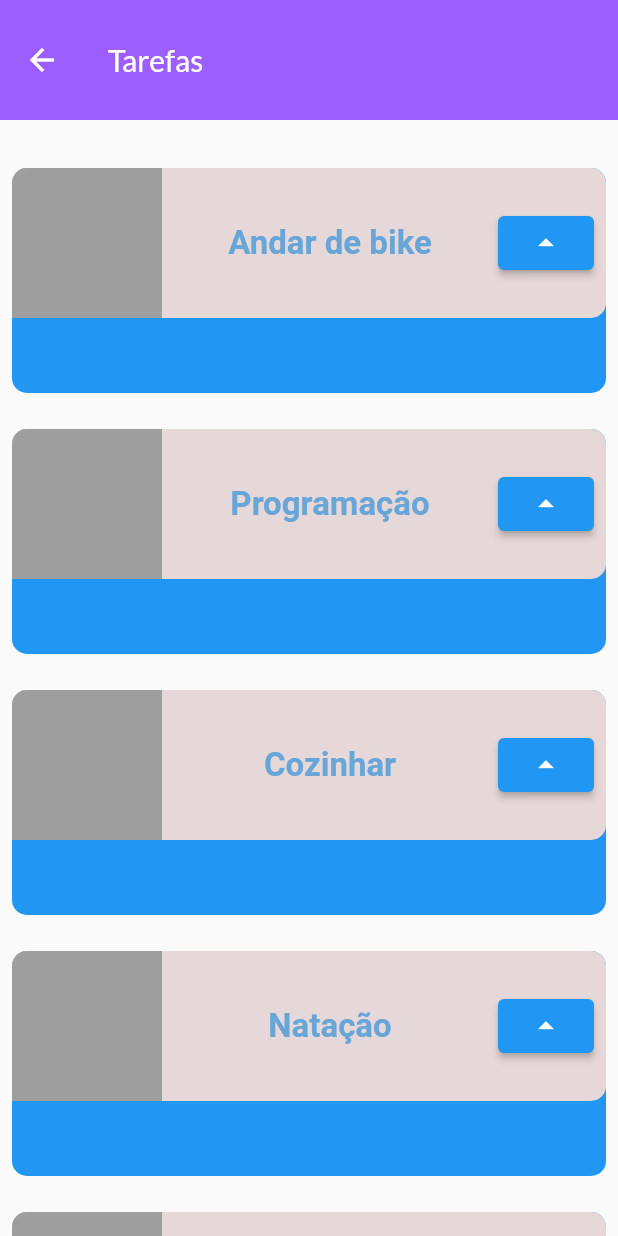
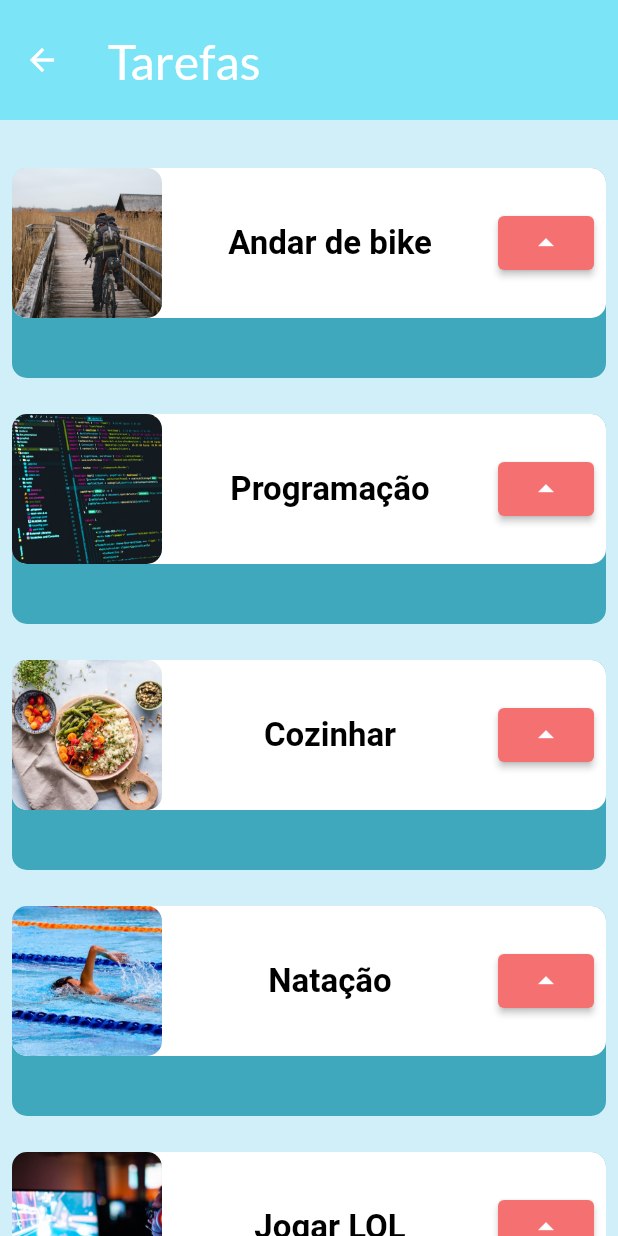
Before and after one commit to ceciliarauen/alura_exercises, a Flutter app: the screen it shows after launch, after a tap on "Segundo Exercicio", on a phone screen of 412 x 824 dp. Run offline on Flutter 3.47's test engine with Material 2 defaults, Android fonts, the phone set to English and light mode, and no system bars; our stand-ins replace google_fonts; Roboto replaces fonts that are missing (Alegreya).

Commit message:
changes on colors palette and added images

```diff
--- a/lib/main.dart
+++ b/lib/main.dart
@@ -9,7 +9,6 @@ void main() {
 class MyApp extends StatelessWidget {
   const MyApp({Key? key}) : super(key: key);
 
-  // This widget is the root of your application.
   @override
   Widget build(BuildContext context) {
     return MaterialApp(
--- a/lib/screens/body.dart
+++ b/lib/screens/body.dart
@@ -95,7 +95,7 @@ class ExerciseButton extends StatelessWidget {
               ),
             ),
           ),
-          Icon(
+          const Icon(
             Icons.check,
             color: Color.fromARGB(255, 1, 66, 92),
             size: 32,
--- a/lib/screens/primeiro_exercicio.dart
+++ b/lib/screens/primeiro_exercicio.dart
@@ -11,7 +11,7 @@ class PrimeiroExercicio extends StatelessWidget {
     return Scaffold(
       backgroundColor: Colors.black,
       body: Padding(
-        padding: const EdgeInsets.only(right: 16.0, left: 16),
+        padding: const EdgeInsets.only(right: 8, left: 8),
         child: Column(
           crossAxisAlignment: CrossAxisAlignment.center,
           mainAxisAlignment: MainAxisAlignment.spaceEvenly,
--- a/lib/screens/segundo_exercicio.dart
+++ b/lib/screens/segundo_exercicio.dart
@@ -7,9 +7,13 @@ class SegundoExercicio extends StatelessWidget {
   @override
   Widget build(BuildContext context) {
     return Scaffold(
+      backgroundColor: Color.fromARGB(234, 204, 238, 247),
       appBar: AppBar(
-        title: const Text('Tarefas'),
-        backgroundColor: Color.fromARGB(178, 115, 28, 255),
+        title: const Text(
+          'Tarefas',
+          style: TextStyle(fontSize: 32),
+        ),
+        backgroundColor: const Color.fromARGB(181, 89, 223, 247),
         elevation: 0,
         toolbarHeight: 80,
       ),
@@ -17,11 +21,14 @@ class SegundoExercicio extends StatelessWidget {
         padding: const EdgeInsets.only(top: 32),
         child: ListView(
           children: const [
-            Task(title: 'Andar de bike'),
-            Task(title: 'Programação'),
-            Task(title: 'Cozinhar'),
-            Task(title: 'Natação'),
-            Task(title: 'Jogar LOL'),
+            Task(
+              title: 'Andar de bike',
+              image: 'assets/images/bike.jpg',
+            ),
+            Task(title: 'Programação', image: 'assets/images/programming.jpg'),
+            Task(title: 'Cozinhar', image: 'assets/images/cooking.jpg'),
+            Task(title: 'Natação', image: 'assets/images/swim.jpg'),
+            Task(title: 'Jogar LOL', image: 'assets/images/game.jpg'),
           ],
         ),
       ),
@@ -33,9 +40,11 @@ class Task extends StatelessWidget {
   const Task({
     Key? key,
     required this.title,
+    required this.image,
   }) : super(key: key);
 
   final String title;
+  final String image;
   @override
   Widget build(BuildContext context) {
     return Padding(
@@ -44,14 +53,14 @@ class Task extends StatelessWidget {
         children: [
           Container(
             decoration: BoxDecoration(
-              color: Colors.blue,
+              color: Color.fromARGB(181, 5, 139, 163),
               borderRadius: BorderRadius.circular(10),
             ),
-            height: 150,
+            height: 140,
           ),
           Container(
             decoration: BoxDecoration(
-              color: const Color.fromARGB(255, 230, 216, 216),
+              color: Color.fromARGB(255, 255, 255, 255),
               borderRadius: BorderRadius.circular(10),
             ),
             height: 100,
@@ -62,23 +71,34 @@ class Task extends StatelessWidget {
               mainAxisAlignment: MainAxisAlignment.spaceBetween,
               children: [
                 Container(
-                  decoration: BoxDecoration(
-                      color: Colors.grey,
+                  decoration: const BoxDecoration(
                       borderRadius: BorderRadius.only(
-                        topLeft: Radius.circular(10),
-                      )),
+                    topLeft: Radius.circular(10),
+                  )),
                   height: 100,
                   width: 100,
+                  child: ClipRRect(
+                    borderRadius: BorderRadius.circular(10),
+                    child: Image.asset(
+                      image,
+                      fit: BoxFit.cover,
+                    ),
+                  ),
                 ),
                 Text(
                   title,
                   style: GoogleFonts.alegreya(
                       fontSize: 22,
                       fontWeight: FontWeight.w700,
-                      color: Color.fromARGB(255, 104, 166, 216)),
+                      color: const Color.fromARGB(255, 0, 0, 0)),
                 ),
                 ElevatedButton(
-                    onPressed: () {}, child: const Icon(Icons.arrow_drop_up))
+                  onPressed: () {},
+                  child: const Icon(Icons.arrow_drop_up),
+                  style: ElevatedButton.styleFrom(
+                    primary: const Color.fromARGB(255, 245, 112, 112),
+                  ),
+                )
               ],
             ),
           )
```
Also changed, not shown: assets/images/bike.jpg (added), assets/images/cooking.jpg (added), assets/images/game.jpg (added), assets/images/programming.jpg (added), assets/images/swim.jpg (added), pubspec.lock, 1 other file.
